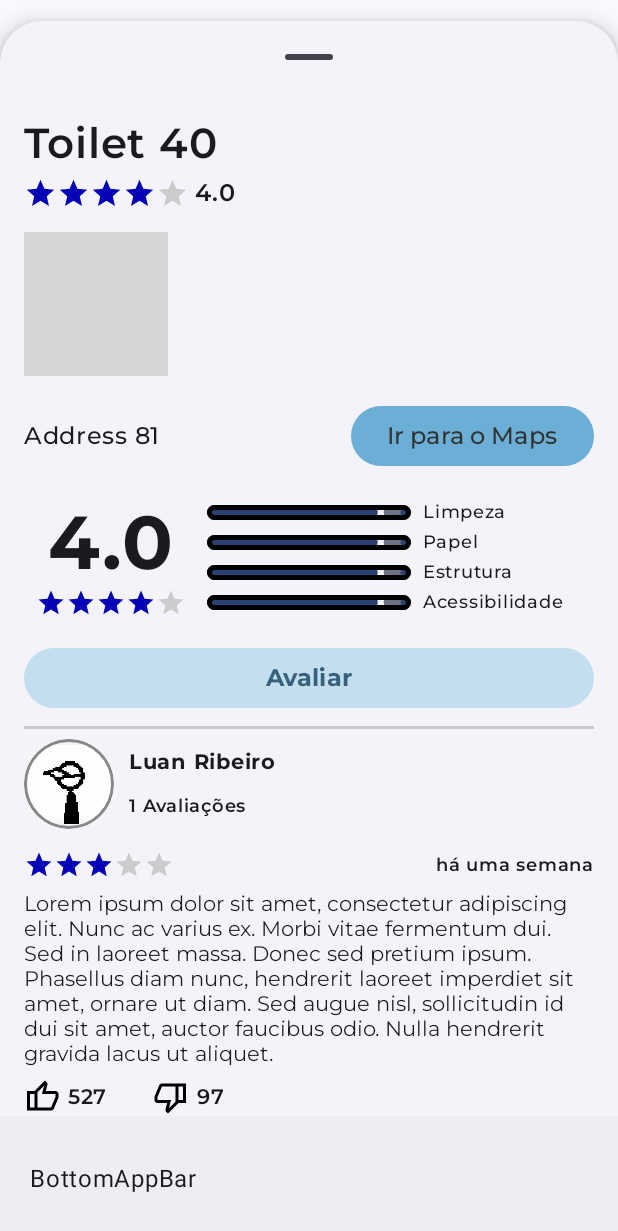
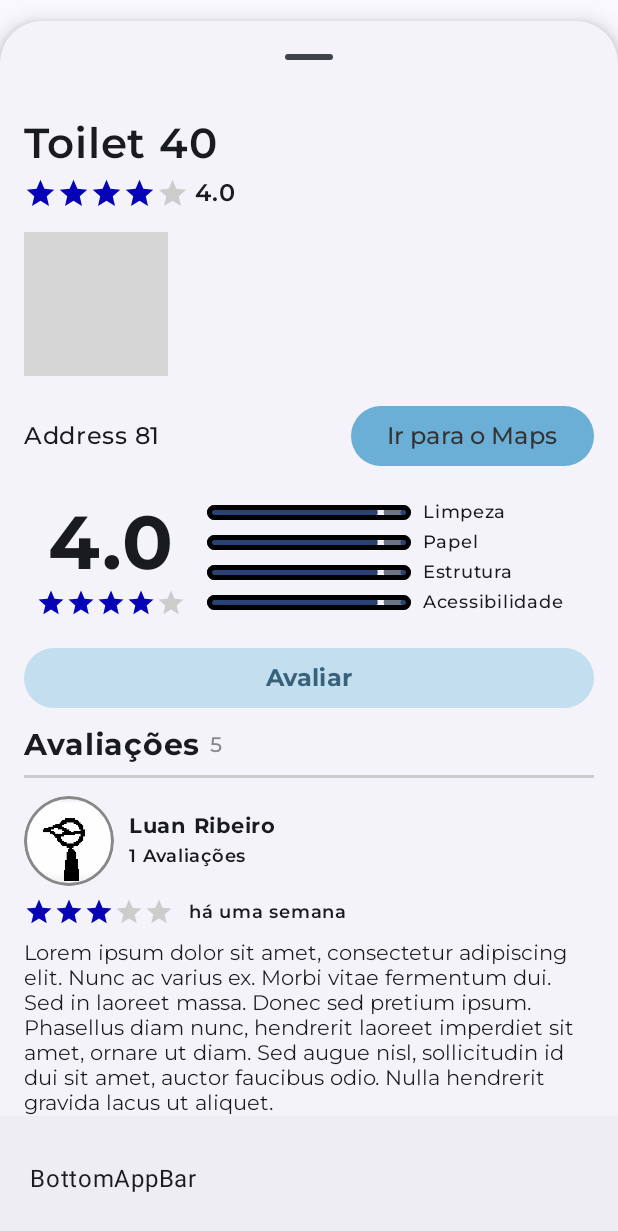
Before and after one commit to nycocado/think-toilet, an Android app built with Jetpack Compose: the screen it shows after launch (MainActivity), after a tap on an icon or button, on a phone screen of 412 x 824 dp. Shown: the top 1231 px of the screen. Run offline under Robolectric (Android 15) with nearby library versions, the phone set to English and light mode, and no system bars; 1 other tap on this screen came first; grey boxes are pictures that could not be loaded.

Commit message:
Comment Fixed

```diff
--- a/app/app/src/main/java/pt/iade/ei/thinktoilet/ui/components/Comment.kt
+++ b/app/app/src/main/java/pt/iade/ei/thinktoilet/ui/components/Comment.kt
@@ -38,31 +38,20 @@ fun Comment(
         thickness = 2.dp,
         color = Color.LightGray
     )
-    Column {
-        Row(
-            verticalAlignment = Alignment.CenterVertically,
-            horizontalArrangement = Arrangement.SpaceBetween
-        ) {
-            Column(
-                modifier = Modifier.weight(1f),
-            ) {
-                UserComment(comment = comment)
-            }
-            Column {
-
-            }
-        }
+    Column (
+        modifier = Modifier.padding(vertical = 12.dp)
+    ){
+        UserComment(comment = comment)
         Row(
             modifier = Modifier.padding(
                 top = 5.dp,
+                bottom = 1.dp
             ),
-            verticalAlignment = Alignment.CenterVertically,
-            horizontalArrangement = Arrangement.SpaceBetween
+            verticalAlignment = Alignment.CenterVertically
         ) {
             Row(
                 modifier = Modifier
                     .padding(end = 10.dp)
-                    .weight(1f),
             ) {
                 Stars(
                     rating = comment.rate,
@@ -76,7 +65,6 @@ fun Comment(
                 fontSize = 12.sp
             )
         }
-
         Row(
             modifier = Modifier.padding(vertical = 5.dp)
         ) {
@@ -161,17 +149,17 @@ fun UserComment(comment: Comment) {
                     fontWeight = FontWeight.Bold,
                     fontSize = 14.sp,
                     maxLines = 2,
-                    overflow = TextOverflow.Ellipsis
+                    overflow = TextOverflow.Ellipsis,
+                    lineHeight = 20.sp
                 )
             }
-            Row(
-                modifier = Modifier.padding(top = 5.dp)
-            ) {
+            Row {
                 Text(
                     text = "${comment.userForeigner.numComments} Avaliações",
                     fontFamily = montserratFontFamily,
                     fontWeight = FontWeight.SemiBold,
-                    fontSize = 12.sp
+                    fontSize = 12.sp,
+                    lineHeight = 20.sp
                 )
             }
         }
--- a/app/app/src/main/java/pt/iade/ei/thinktoilet/ui/components/ToiletPage.kt
+++ b/app/app/src/main/java/pt/iade/ei/thinktoilet/ui/components/ToiletPage.kt
@@ -120,7 +120,30 @@ fun ToiletPage(toilet: Toilet) {
                 fontSize = 16.sp
             )
         }
-        for(comment in toilet.comments) {
+        Row(
+            modifier = Modifier.padding(
+                bottom = 8.dp
+            ),
+            verticalAlignment = Alignment.CenterVertically
+        ) {
+            Text(
+                modifier = Modifier.padding(
+                    end = 6.dp,
+                ),
+                text = "Avaliações",
+                fontFamily = montserratFontFamily,
+                fontWeight = FontWeight.Bold,
+                fontSize = 20.sp
+            )
+            Text(
+                text = toilet.comments.size.toString(),
+                fontFamily = montserratFontFamily,
+                fontWeight = FontWeight.Medium,
+                fontSize = 14.sp,
+                color = Color.Gray
+            )
+        }
+        for (comment in toilet.comments) {
             Comment(comment = comment)
         }
     }
```
